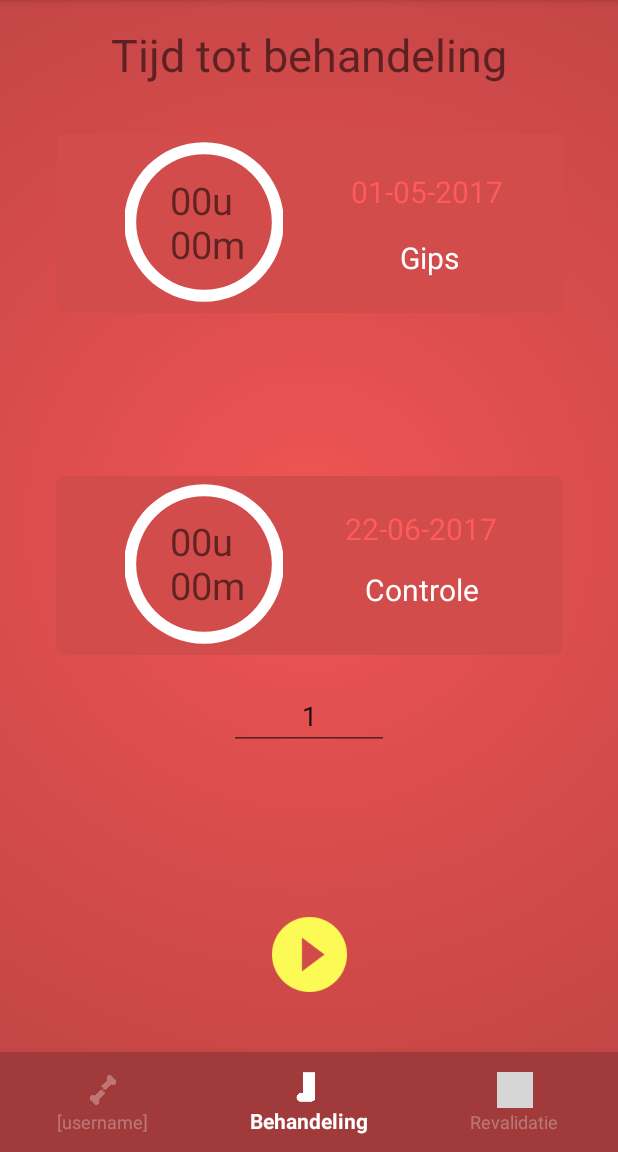
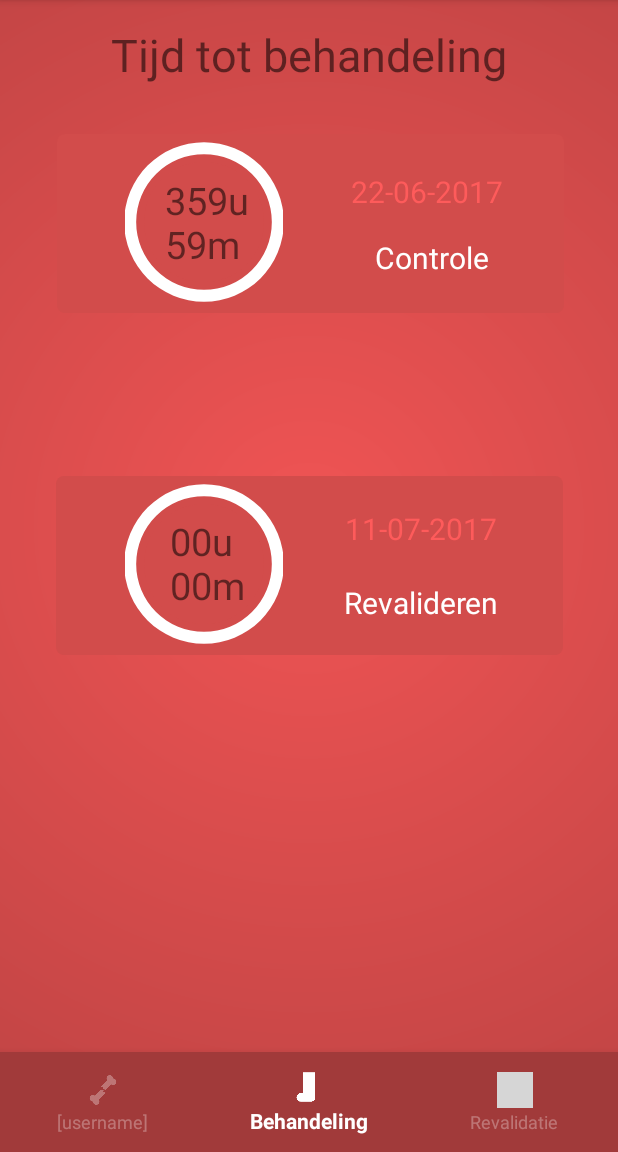
Before and after one commit to Roohn/IPMEDT4, an Android app: the screen it shows after launch (MainActivity), item 2 of the bottom bar chosen, on a phone screen of 412 x 824 dp, the part 84-1236 px from its top. Run offline under Robolectric (Android 15) with nearby library versions, the phone set to English and light mode, and no system bars; grey boxes are pictures that could not be loaded.

Commit message:
Timer controle

```diff
--- a/app/src/main/java/nl/exocare/ipmedt4/MainActivity.java
+++ b/app/src/main/java/nl/exocare/ipmedt4/MainActivity.java
@@ -46,7 +46,8 @@ import static nl.exocare.ipmedt4.R.layout.activity_revalidatie;
 public class MainActivity extends AppCompatActivity implements View.OnClickListener {
 
 
-    private long timeCountInMilliSeconds = 1 * 60000;
+    private long timeCountInMilliSecondsControle = 1 * 60000;
+    private long timeCountInMilliSecondsRevalidatie = 1 * 60000;
 
     private enum TimerStatus {
         STARTED,
@@ -75,8 +76,6 @@ public class MainActivity extends AppCompatActivity implements View.OnClickListe
 
         // method call to initialize the views
         initViews();
-        // method call to initialize the listeners
-        initListeners();
 
         //datums ophalen
         try {
@@ -141,11 +140,9 @@ public class MainActivity extends AppCompatActivity implements View.OnClickListe
         datumControleBehandeling = (TextView) findViewById(R.id.datum_controle);
         progressBarCircle = (ProgressBar) findViewById(R.id.progressBarCircle);
         progressBarCircle2 = (ProgressBar) findViewById(R.id.progressBarCircle_gips);
-        editTextMinute = (EditText) findViewById(R.id.editTextMinute);
-        textViewTime = (TextView) findViewById(R.id.textViewTime);
-        textViewTime2 = (TextView) findViewById(R.id.textViewTime_gips);
+        textViewTime = (TextView) findViewById(R.id.textViewTime_gips);
+        textViewTime2 = (TextView) findViewById(R.id.textViewTime);
         imageViewReset = (ImageView) findViewById(R.id.imageViewReset);
-        imageViewStartStop = (ImageView) findViewById(R.id.imageViewStartStop);
         includeChange = (ViewFlipper)findViewById(R.id.vf);
         beginDatum = (TextView) findViewById(R.id.beginDatum);
         eindDatum = (TextView) findViewById(R.id.eindDatum);
@@ -154,23 +151,9 @@ public class MainActivity extends AppCompatActivity implements View.OnClickListe
         tijdlijn = (ProgressBar) findViewById(R.id.vertical_progressbar);
     }
 
-    /**
-     * method to initialize the click listeners
-     */
-    private void initListeners() {
-        imageViewReset.setOnClickListener(this);
-        imageViewStartStop.setOnClickListener(this);
-    }
-
     @Override
     public void onClick(View view) {
         switch (view.getId()) {
-            case R.id.imageViewReset:
-                reset();
-                break;
-            case R.id.imageViewStartStop:
-                startStop();
-                break;
             case R.id.buttonFaq:
                 Intent intent1 = new Intent(MainActivity.this, FaqActivity.class);
                 startActivity(intent1);
@@ -187,117 +170,51 @@ public class MainActivity extends AppCompatActivity implements View.OnClickListe
     }
 
     /**
-     * method to reset count down timer
-     */
-    private void reset() {
-        stopCountDownTimer();
-        startCountDownTimer();
-    }
-
-
-    /**
-     * method to start and stop count down timer
-     */
-    private void startStop() {
-        if (timerStatus == TimerStatus.STOPPED) {
-
-            // call to initialize the timer values
-            setTimerValues();
-            // call to initialize the progress bar values
-            setProgressBarValues();
-            // showing the reset icon
-            imageViewReset.setVisibility(View.VISIBLE);
-            // changing play icon to stop icon
-            imageViewStartStop.setImageResource(R.drawable.icon_stop);
-            // making edit text not editable
-            editTextMinute.setEnabled(false);
-            // changing the timer status to started
-            timerStatus = TimerStatus.STARTED;
-            // call to start the count down timer
-            startCountDownTimer();
-
-        } else {
-
-            // hiding the reset icon
-            imageViewReset.setVisibility(View.GONE);
-            // changing stop icon to start icon
-            imageViewStartStop.setImageResource(R.drawable.icon_start);
-            // making edit text editable
-            editTextMinute.setEnabled(true);
-            // changing the timer status to stopped
-            timerStatus = TimerStatus.STOPPED;
-            stopCountDownTimer();
-
-        }
-
-    }
-
-    /**
      * method to initialize the values for count down timer
      */
     private void setTimerValues() {
-        int time = 0;
-        if (!editTextMinute.getText().toString().isEmpty()) {
-            // fetching value from edit text and type cast to integer
-            time = Integer.parseInt(editTextMinute.getText().toString().trim());
-            //uit de timelinehandler halen
-//            time = 0;
-//            try {
-//                time = (int) timeline.getTrajectduur(timeline.getCurrentTime(), timeline.getControleDatum());
-//            } catch (ParseException e) {
-//                e.printStackTrace();
-//            }
-        } else {
-            // toast message to fill edit text
+        int timeControle = 0;
+        int timeRevalidatie = 0;
 
+        //uit de timelinehandler halen
+        try {
+            timeControle = (int) timeline.getTrajectduur(timeline.getCurrentTime(), timeline.getControleDatum());
+            timeControle = timeControle * 24 * 60;
+
+            timeRevalidatie = (int) timeline.getTrajectduur(timeline.getCurrentTime(), timeline.getRevalidatieDatum());
+            timeRevalidatie = timeRevalidatie * 24 * 60;
+        } catch (ParseException e) {
+            e.printStackTrace();
         }
+
         // assigning values after converting to milliseconds
-        timeCountInMilliSeconds = time * 60 * 1000;
+        timeCountInMilliSecondsControle = timeControle * 60 * 1000;
+        timeCountInMilliSecondsRevalidatie = timeRevalidatie * 60 * 1000;
     }
 
     /**
      * method to start count down timer
      */
     private void startCountDownTimer() {
+        //haal de goede tijd op
+        setTimerValues();
 
-        countDownTimer = new CountDownTimer(timeCountInMilliSeconds, 1000) {
+        countDownTimer = new CountDownTimer(timeCountInMilliSecondsControle, 1000) {
             @Override
             public void onTick(long millisUntilFinished) {
-
                 textViewTime.setText(hmsTimeFormatter(millisUntilFinished));
-                textViewTime2.setText(hmsTimeFormatter(millisUntilFinished));
-
                 progressBarCircle.setProgress((int) (millisUntilFinished / 1000));
-                progressBarCircle2.setProgress((int) (millisUntilFinished / 1000));
-
             }
 
             @Override
             public void onFinish() {
 
-                textViewTime.setText(hmsTimeFormatter(timeCountInMilliSeconds));
-                textViewTime2.setText(hmsTimeFormatter(timeCountInMilliSeconds));
+                textViewTime.setText("Klaar!");
                 // call to initialize the progress bar values
                 setProgressBarValues();
-                // hiding the reset icon
-                imageViewReset.setVisibility(View.GONE);
-                // changing stop icon to start icon
-                imageViewStartStop.setImageResource(R.drawable.icon_start);
-                // making edit text editable
-                editTextMinute.setEnabled(true);
-                // changing the timer status to stopped
-                timerStatus = TimerStatus.STOPPED;
             }
 
         }.start();
-        countDownTimer.start();
-    }
-
-    /**
-     * method to stop count down timer
-     */
-    private void stopCountDownTimer() {
-        countDownTimer.cancel();
     }
 
     /**
@@ -305,10 +222,10 @@ public class MainActivity extends AppCompatActivity implements View.OnClickListe
      */
     private void setProgressBarValues() {
 
-        progressBarCircle.setMax((int) timeCountInMilliSeconds / 1000);
-        progressBarCircle.setProgress((int) timeCountInMilliSeconds / 1000);
-        progressBarCircle2.setMax((int) timeCountInMilliSeconds / 1000);
-        progressBarCircle2.setProgress((int) timeCountInMilliSeconds / 1000);
+        progressBarCircle.setMax((int) timeCountInMilliSecondsControle / 1000);
+        progressBarCircle.setProgress((int) timeCountInMilliSecondsControle / 1000);
+        progressBarCircle2.setMax((int) timeCountInMilliSecondsRevalidatie / 1000);
+        progressBarCircle2.setProgress((int) timeCountInMilliSecondsRevalidatie / 1000);
     }
 
 
@@ -384,8 +301,11 @@ public class MainActivity extends AppCompatActivity implements View.OnClickListe
      */
     public void fillBehandelingPagina() {
         DateFormat df = new SimpleDateFormat("dd-MM-yyyy");
-        datumGipsBehandeling.setText(df.format(timeline.getBeginDatum()));
-        datumControleBehandeling.setText(df.format(timeline.getControleDatum()));
+        datumGipsBehandeling.setText(df.format(timeline.getControleDatum()));
+        datumControleBehandeling.setText(df.format(timeline.getRevalidatieDatum()));
+
+        //start timers
+        startCountDownTimer();
     }
 
     /**
--- a/app/src/main/res/layout/activity_behandeld.xml
+++ b/app/src/main/res/layout/activity_behandeld.xml
@@ -74,15 +74,15 @@
             android:layout_marginRight="8dp"
             android:layout_marginStart="8dp"
             android:layout_marginTop="8dp"
-            android:text="Gips"
+            android:text="Controle"
             android:textColor="#ffffff"
             android:textSize="20sp"
             app:layout_constraintBottom_toBottomOf="@+id/myRectangleView"
-            app:layout_constraintHorizontal_bias="0.78"
-            app:layout_constraintLeft_toLeftOf="@+id/myRectangleView"
-            app:layout_constraintRight_toRightOf="@+id/myRectangleView"
+            app:layout_constraintHorizontal_bias="0.848"
+            app:layout_constraintLeft_toLeftOf="@+id/datum_gips"
+            app:layout_constraintRight_toRightOf="@+id/datum_gips"
             app:layout_constraintTop_toTopOf="@+id/myRectangleView"
-            app:layout_constraintVertical_bias="0.8" />
+            app:layout_constraintVertical_bias="0.797" />
 
         <TextView
             android:id="@+id/textViewTime_gips"
@@ -169,18 +169,18 @@
             android:layout_marginBottom="8dp"
             android:layout_marginEnd="8dp"
             android:layout_marginLeft="8dp"
-            android:layout_marginRight="11dp"
+            android:layout_marginRight="8dp"
             android:layout_marginStart="8dp"
-            android:layout_marginTop="8dp"
-            android:text="Controle"
+            android:text="Revalideren"
             android:textColor="#ffffff"
             android:textSize="20sp"
             app:layout_constraintBottom_toBottomOf="@+id/myRectangleView_controle"
-            app:layout_constraintHorizontal_bias="0.806"
-            app:layout_constraintLeft_toLeftOf="@+id/myRectangleView_controle"
-            app:layout_constraintRight_toRightOf="@+id/myRectangleView_controle"
-            app:layout_constraintTop_toTopOf="@+id/myRectangleView_controle"
-            app:layout_constraintVertical_bias="0.708" />
+            app:layout_constraintHorizontal_bias="0.5"
+            app:layout_constraintLeft_toLeftOf="@+id/datum_controle"
+            app:layout_constraintRight_toRightOf="@+id/datum_controle"
+            android:layout_marginTop="8dp"
+            app:layout_constraintTop_toBottomOf="@+id/datum_controle"
+            app:layout_constraintVertical_bias="0.515" />
 
 
         <ProgressBar
@@ -207,25 +207,6 @@
             app:layout_constraintTop_toTopOf="@+id/myRectangleView_controle"
             app:layout_constraintVertical_bias="1.0" />
 
-        <EditText
-            android:id="@+id/editTextMinute"
-            android:layout_width="wrap_content"
-            android:layout_height="wrap_content"
-            android:layout_above="@+id/textViewTime"
-            android:layout_centerHorizontal="true"
-            android:layout_marginLeft="8dp"
-            android:layout_marginRight="8dp"
-            android:layout_marginTop="18dp"
-            android:gravity="center"
-            android:inputType="number"
-            android:maxLength="15"
-            android:maxLines="1"
-            android:minEms="5"
-            android:text="1"
-            app:layout_constraintLeft_toLeftOf="parent"
-            app:layout_constraintRight_toRightOf="parent"
-            app:layout_constraintTop_toBottomOf="@+id/myRectangleView_controle" />
-
         <TextView
             android:id="@+id/textViewTime"
             android:layout_width="wrap_content"
@@ -250,32 +231,15 @@
             android:layout_height="30dp"
             android:layout_below="@+id/textViewTime"
             android:layout_centerInParent="true"
-            android:layout_marginBottom="0dp"
             android:layout_marginLeft="8dp"
             android:layout_marginRight="8dp"
             android:layout_marginTop="8dp"
             android:src="@drawable/icon_reset"
             android:visibility="gone"
-            app:layout_constraintBottom_toBottomOf="@+id/imageViewStartStop"
             app:layout_constraintHorizontal_bias="0.209"
             app:layout_constraintLeft_toLeftOf="parent"
             app:layout_constraintRight_toRightOf="parent"
-            app:layout_constraintTop_toBottomOf="@+id/textViewTime"
-            app:layout_constraintVertical_bias="0.562" />
-
-        <ImageView
-            android:id="@+id/imageViewStartStop"
-            android:layout_width="50dp"
-            android:layout_height="50dp"
-            android:layout_below="@+id/progressBarCircle"
-            android:layout_centerHorizontal="true"
-            android:layout_marginBottom="40dp"
-            android:layout_marginLeft="8dp"
-            android:layout_marginRight="8dp"
-            android:src="@drawable/icon_start"
-            app:layout_constraintBottom_toBottomOf="parent"
-            app:layout_constraintLeft_toLeftOf="parent"
-            app:layout_constraintRight_toRightOf="parent" />
+            app:layout_constraintTop_toBottomOf="@+id/textViewTime" />
 
     </android.support.constraint.ConstraintLayout>
 
```
